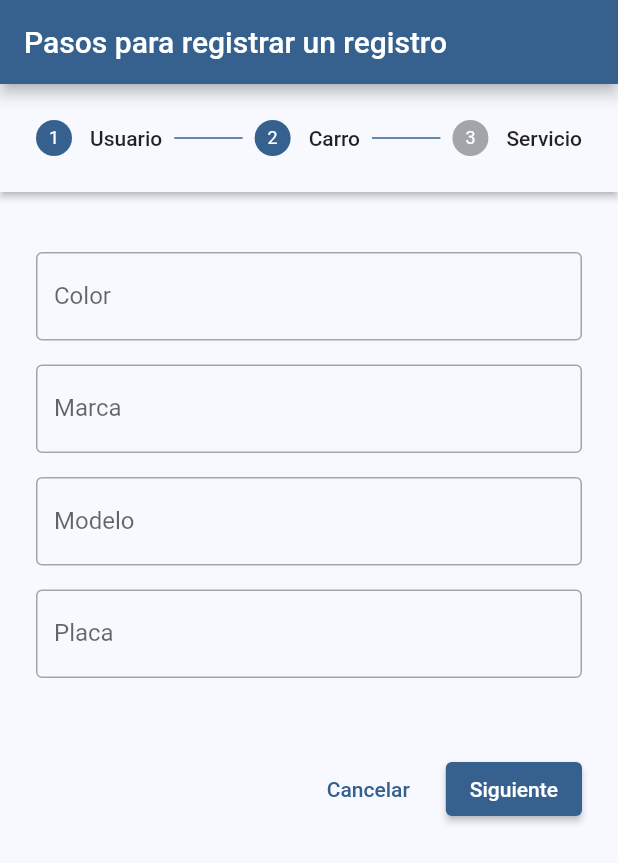
After one commit to ronaldrpc/test-project-mobile, a Flutter app: the RecordMultiForm screen opened directly, after a tap on "Siguiente", on a phone screen of 412 x 824 dp. The commit adds this screen. Shown: the top 863 px of the screen. Run offline on Flutter 3.47's test engine with Material 2 defaults, Android fonts, the phone set to English and light mode, and no system bars; our stand-ins replace firebase_core, firebase_database; accounts and stored records are empty.

Commit message:
Antes de la clase 14/06/2022

```diff
--- /dev/null
+++ b/lib/view/records/forms/form_check_field.dart
@@ -0,0 +1,21 @@
+import 'package:flutter/material.dart';
+
+
+class FormCheckField extends StatelessWidget {
+  final field;
+  final data;
+  final setState;
+  const FormCheckField({Key? key, this.field, this.data, this.setState}) : super(key: key);
+
+  @override
+  Widget build(BuildContext context) {
+    final isChecked = (data[field] == "si") ? true : false;
+    return CheckboxListTile(
+      title: Text("${field.toString()[0].toUpperCase()}${field.toString().substring(1).toLowerCase()}"),
+      value: isChecked,
+      onChanged: (value) => setState(() {
+        data[field] = (value!) ? "si" : "no";
+      })
+    );
+  }
+}
--- /dev/null
+++ b/lib/view/records/forms/form_text_field.dart
@@ -0,0 +1,28 @@
+import 'package:flutter/material.dart';
+
+
+class FormTextField extends StatelessWidget {
+  final field;
+  final data;
+  final setState;
+  const FormTextField({Key? key, this.field, this.data, this.setState}) : super(key: key);
+
+  @override
+  Widget build(BuildContext context) {
+    return TextFormField(
+      decoration: InputDecoration(
+        labelText: "${field.toString()[0].toUpperCase()}${field.toString().substring(1).toLowerCase()}",
+        border: const OutlineInputBorder(),
+      ),
+      initialValue: data[field],
+      validator: (value) {
+        if (value!.length < 2) {
+          return "Ingrese al menos 2 caracteres";
+        } else {
+          return null;
+        }
+      },
+      onChanged: (value) => setState(() => data[field] = value),
+    );
+  }
+}
--- /dev/null
+++ b/lib/view/records/forms/forms_number_field.dart
@@ -0,0 +1,29 @@
+import 'package:flutter/material.dart';
+
+
+class FormNumberField extends StatelessWidget {
+  final field;
+  final data;
+  final setState;
+  const FormNumberField({Key? key, this.field, this.data, this.setState}) : super(key: key);
+
+  @override
+  Widget build(BuildContext context) {
+    return TextFormField(
+      decoration: InputDecoration(
+        labelText: "${field.toString()[0].toUpperCase()}${field.toString().substring(1).toLowerCase()}",
+        border: const OutlineInputBorder(),
+      ),
+      initialValue: (data[field] != null) ? data[field].toString() : "",
+      validator: (value) {
+        if (value!.length < 2) {
+          return "Ingrese al menos 2 caracteres";
+        } else {
+          return null;
+        }
+      },
+      keyboardType: TextInputType.number,
+      onChanged: (value) => setState(() => data[field] = int.parse(value)),
+    );
+  }
+}
--- a/lib/view/records/record_home.dart
+++ b/lib/view/records/record_home.dart
@@ -2,6 +2,7 @@ import 'package:flutter/material.dart';
 import 'package:flutter_application_1/entities/record.dart';
 import 'package:flutter_application_1/view/records/record_form.dart';
 import 'package:flutter_application_1/view/records/record_list_view.dart';
+import 'package:flutter_application_1/view/records/record_multi_form.dart';
 
 class RecordHome extends StatefulWidget {
   const RecordHome({Key? key}) : super(key: key);
@@ -15,14 +16,12 @@ class _RecordHomeState extends State<RecordHome> {
   final screens = [
     const RecordListView(),
     RecordForm(action: "Crear", record: Record()),
+    RecordMultiForm(record: Record()),
   ];
 
   @override
   Widget build(BuildContext context) {
     return Scaffold(
-        // appBar: AppBar(
-        //   title: const Text('Registros'),
-        // ),
         body: screens[_selectedIndex],
         bottomNavigationBar: NavigationBarTheme(
           data: NavigationBarThemeData(
@@ -44,6 +43,10 @@ class _RecordHomeState extends State<RecordHome> {
               NavigationDestination(
                 icon: Icon(Icons.edit),
                 label: 'Crea'
+              ),
+              NavigationDestination(
+                icon: Icon(Icons.stream),
+                label: 'Pasos'
               ),
             ],
           )
--- /dev/null
+++ b/lib/view/records/record_multi_form.dart
@@ -0,0 +1,166 @@
+import 'package:flutter/material.dart';
+import 'package:flutter_application_1/domain/firebase_connection.dart';
+import 'package:flutter_application_1/entities/record.dart';
+import 'package:flutter_application_1/view/records/forms/form_check_field.dart';
+import 'package:flutter_application_1/view/records/forms/form_text_field.dart';
+import 'package:flutter_application_1/view/records/forms/forms_number_field.dart';
+
+
+class RecordMultiForm extends StatefulWidget {
+  final Record record;
+
+  const RecordMultiForm({Key? key, required this.record}) : super(key: key);
+
+  @override
+  State<RecordMultiForm> createState() => _RecordMultiFormState();
+}
+
+class _RecordMultiFormState extends State<RecordMultiForm> {
+  late Map<String, dynamic> data = widget.record.toJson();
+  int _selectedStep = 0;
+  bool _isCompleted = false;
+
+  @override
+  Widget build(BuildContext context) {
+    return Scaffold(
+      appBar: AppBar(
+        title: const Text('Pasos para registrar un registro'),
+      ),
+      body: Stepper(
+        type: StepperType.horizontal,
+        steps: getSteps(),
+        currentStep: _selectedStep,
+        onStepTapped: (step) => setState(() => _selectedStep = step),
+        onStepContinue: continueStep,
+        onStepCancel: cancelStep,
+        controlsBuilder: (BuildContext context, ControlsDetails details) {
+          final lastStep = (_selectedStep == getSteps().length - 1);
+          return Container(
+            margin: const EdgeInsets.only(top: 50),
+            child: Row(
+              mainAxisAlignment: MainAxisAlignment.end,
+              children: [
+                TextButton(
+                  onPressed: details.onStepCancel,
+                  child: const Text('Cancelar'),
+                ),
+                const SizedBox(width: 16),
+                ElevatedButton(
+                  onPressed: details.onStepContinue,
+                  child: Text((lastStep) ? 'Enviar' : 'Siguiente'),
+                ),
+              ]
+            ),
+          );
+        },
+      ),
+    );
+  }
+
+  List<Step> getSteps() {
+    return [
+      Step(
+        // state: _selectedStep > 0 ? StepState.complete : StepState.indexed,
+        isActive: _selectedStep >= 0,
+        title: const Text('Usuario'),
+        content: Container(
+          padding: const EdgeInsets.all(0),
+          child: Column(
+            children: [
+              const SizedBox(height: 16),
+              FormTextField(field: "nombre", data: data, setState: setState),
+              const SizedBox(height: 16),
+              FormTextField(field: "apellido", data: data, setState: setState),
+              const SizedBox(height: 16),
+              FormNumberField(field: "cell", data: data, setState: setState),
+              const SizedBox(height: 16),
+              FormTextField(field: "licencia", data: data, setState: setState),
+            ],
+          ),
+        ),
+      ),
+      Step(
+        // state: _selectedStep > 1 ? StepState.complete : StepState.indexed,
+        isActive: _selectedStep >= 1,
+        title: const Text('Carro'),
+        content: Container(
+          padding: const EdgeInsets.all(0),
+          child: Column(
+            children: [
+              const SizedBox(height: 16),
+              FormTextField(field: "Color", data: data['Carro'], setState: setState),
+              const SizedBox(height: 16),
+              FormTextField(field: "marca", data: data['Carro'], setState: setState),
+              const SizedBox(height: 16),
+              FormNumberField(field: "modelo", data: data['Carro'], setState: setState),
+              const SizedBox(height: 16),
+              FormTextField(field: "placa", data: data['Carro'], setState: setState),
+            ],
+          )
+        ),
+      ),
+      Step(
+        // state: _selectedStep > 2 ? StepState.complete : StepState.indexed,
+        isActive: _selectedStep >= 2,
+        title: const Text('Servicio'),
+        content: Container(
+          padding: const EdgeInsets.all(0),
+          child: Column(
+            children: [
+              const SizedBox(height: 16),
+              FormCheckField(field: "lavado", data: data['Servicio'], setState: setState),
+              const SizedBox(height: 16),
+              FormCheckField(field: "polish", data: data['Servicio'], setState: setState),
+              const SizedBox(height: 16),
+              FormCheckField(field: "tapiceria", data: data['Servicio'], setState: setState),
+            ],
+          )
+        ),
+      ),
+    ];
+  }
+
+
+  void continueStep() {
+    final lastStep = (_selectedStep == getSteps().length - 1);
+    if (lastStep) {
+      //saveRecord();
+      showSnackBar();
+      setState(() {
+        _isCompleted = true;
+      });
+    }
+    else {
+      setState(() {
+        _selectedStep = _selectedStep + 1;
+      });
+    }
+  }
+
+  void cancelStep() {
+    if (_selectedStep != 0) {
+      setState(() {
+        _selectedStep = _selectedStep - 1;
+      });
+    }
+  }
+
+  void saveRecord() async {
+    final con = FirebaseConnection();
+    final id = (widget.record.id != null) ? widget.record.id : "123";
+    await con.writeRecord(data, id!);
+  }
+
+  void showSnackBar() {
+    const message = "El registro se guardó de forma exitosa";
+    const snackBar = SnackBar(
+      content: Text(
+        message,
+        style: TextStyle(fontSize: 20),
+      ),
+    );
+
+    ScaffoldMessenger.of(context).showSnackBar(snackBar);
+  }
+
+}
```
